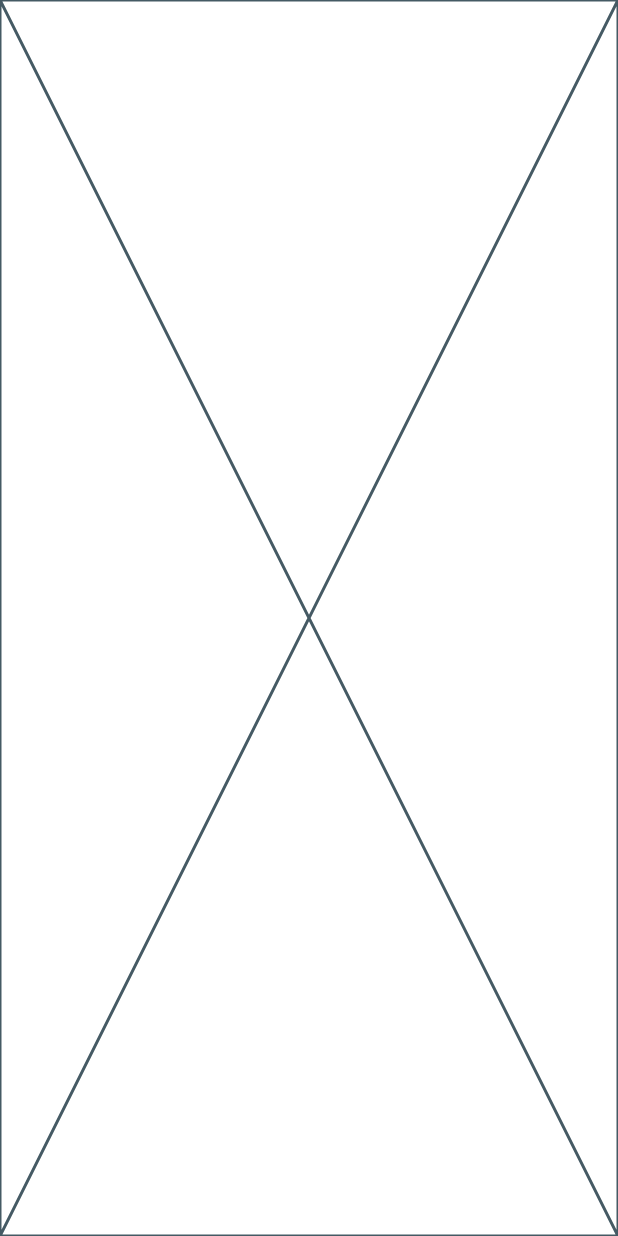
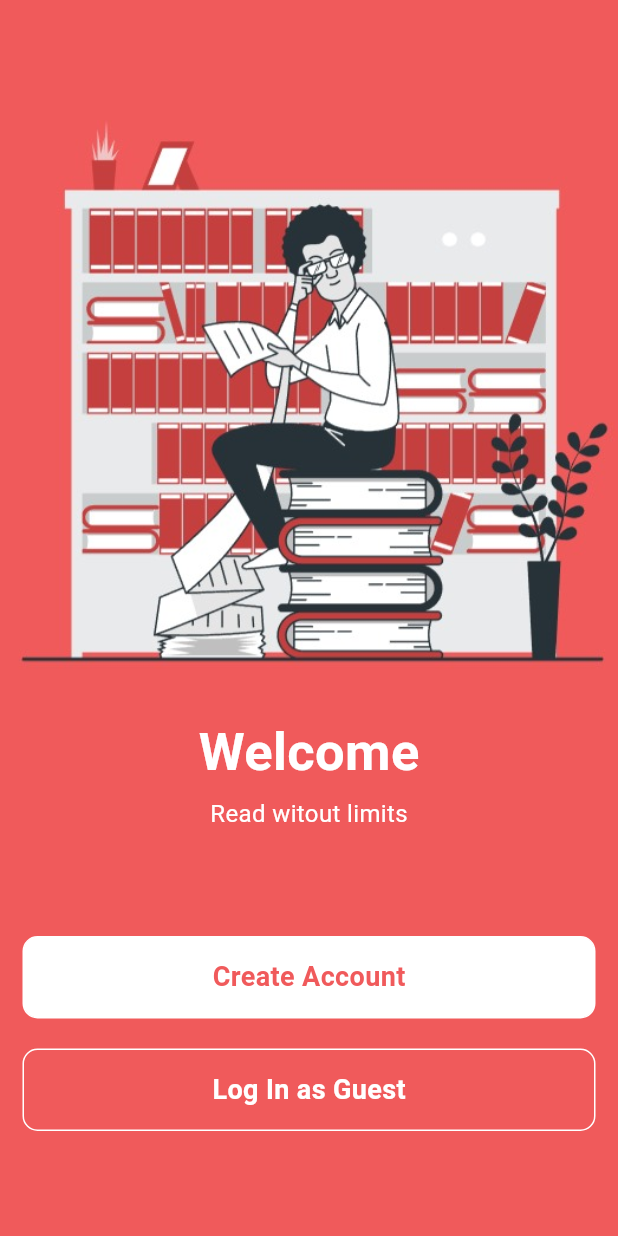
Before and after one commit to omarashour222/ebook_app, a Flutter app: the screen it shows after launch, on a phone screen of 412 x 824 dp. Run offline on Flutter 3.47's test engine with Material 3 defaults, Android fonts, the light colour scheme and no system bars; our stand-ins replace get.

Commit message:
onboarding screen

```diff
--- /dev/null
+++ b/lib/constants.dart
@@ -0,0 +1,3 @@
+import 'package:flutter/material.dart';
+
+const kPrimaryColor = Color(0xfff05a5b);
--- /dev/null
+++ b/lib/features/onboarding/presentation/views/onboarding_view.dart
@@ -0,0 +1,15 @@
+import 'package:ebook_app/constants.dart';
+import 'package:ebook_app/features/onboarding/presentation/views/widgets/onboarding_view_body.dart';
+import 'package:flutter/material.dart';
+
+class OnboardingView extends StatelessWidget {
+  const OnboardingView({super.key});
+
+  @override
+  Widget build(BuildContext context) {
+    return Scaffold(
+      backgroundColor: kPrimaryColor,
+      body: OnboardingViewBody(),
+    );
+  }
+}
--- /dev/null
+++ b/lib/features/onboarding/presentation/views/widgets/custom_bottom.dart
@@ -0,0 +1,40 @@
+import 'package:flutter/material.dart';
+
+class CustomButtom extends StatelessWidget {
+  const CustomButtom(
+      {super.key,
+      required this.color,
+      required this.text,
+      required this.textColor});
+  final Color color;
+  final Color textColor;
+
+  final String text;
+  @override
+  Widget build(BuildContext context) {
+    return Padding(
+      padding: const EdgeInsets.only(right: 15, left: 15),
+      child: Container(
+        height: 55,
+        width: double.infinity,
+        decoration: ShapeDecoration(
+          color: color,
+          shape: RoundedRectangleBorder(
+            borderRadius: BorderRadius.circular(10),
+            side: BorderSide(color: Colors.white),
+          ),
+        ),
+        child: Center(
+          child: Text(
+            text,
+            style: TextStyle(
+              fontSize: 18,
+              color: textColor,
+              fontWeight: FontWeight.w600,
+            ),
+          ),
+        ),
+      ),
+    );
+  }
+}
--- /dev/null
+++ b/lib/features/onboarding/presentation/views/widgets/onboarding_view_body.dart
@@ -0,0 +1,55 @@
+import 'package:ebook_app/constants.dart';
+import 'package:ebook_app/features/onboarding/presentation/views/widgets/custom_bottom.dart';
+import 'package:flutter/material.dart';
+
+class OnboardingViewBody extends StatelessWidget {
+  const OnboardingViewBody({super.key});
+
+  @override
+  Widget build(BuildContext context) {
+    return Column(
+      crossAxisAlignment: CrossAxisAlignment.center,
+      children: [
+        SizedBox(
+          height: 80,
+        ),
+        Image.asset('assets/images/onboarding logo.jpeg'),
+        Text(
+          'Welcome',
+          style: TextStyle(
+            fontWeight: FontWeight.bold,
+            fontSize: 35,
+            color: Colors.white,
+          ),
+        ),
+        SizedBox(
+          height: 5,
+        ),
+        Text(
+          'Read witout limits',
+          style: TextStyle(
+            color: Colors.white,
+            fontSize: 16,
+          ),
+        ),
+        Spacer(),
+        CustomButtom(
+          color: Colors.white,
+          text: 'Create Account',
+          textColor: kPrimaryColor,
+        ),
+        SizedBox(
+          height: 20,
+        ),
+        CustomButtom(
+          color: kPrimaryColor,
+          text: 'Log In as Guest',
+          textColor: Colors.white,
+        ),
+        SizedBox(
+          height: 70,
+        ),
+      ],
+    );
+  }
+}
--- a/lib/main.dart
+++ b/lib/main.dart
@@ -1,14 +1,19 @@
+import 'package:ebook_app/features/onboarding/presentation/views/onboarding_view.dart';
 import 'package:flutter/material.dart';
+import 'package:get/get.dart';
 
 void main() {
-  runApp(const MyApp());
+  runApp(const EbookApp());
 }
 
-class MyApp extends StatelessWidget {
-  const MyApp({super.key});
+class EbookApp extends StatelessWidget {
+  const EbookApp({super.key});
 
   @override
   Widget build(BuildContext context) {
-    return const Placeholder();
+    return GetMaterialApp(
+      debugShowCheckedModeBanner: false,
+      home: OnboardingView(),
+    );
   }
 }
--- a/pubspec.yaml
+++ b/pubspec.yaml
@@ -35,6 +35,7 @@ dependencies:
   # The following adds the Cupertino Icons font to your application.
   # Use with the CupertinoIcons class for iOS style icons.
   cupertino_icons: ^1.0.8
+  get: ^4.6.6
 
 dev_dependencies:
   flutter_test:
@@ -59,8 +60,8 @@ flutter:
   uses-material-design: true
 
   # To add assets to your application, add an assets section, like this:
-  # assets:
-  #   - images/a_dot_burr.jpeg
+  assets:
+    - assets/images/
   #   - images/a_dot_ham.jpeg
 
   # An image asset can refer to one or more resolution-specific "variants", see
```
Also changed, not shown: assets/images/onboarding logo.jpeg (added), pubspec.lock, 1 other file.
